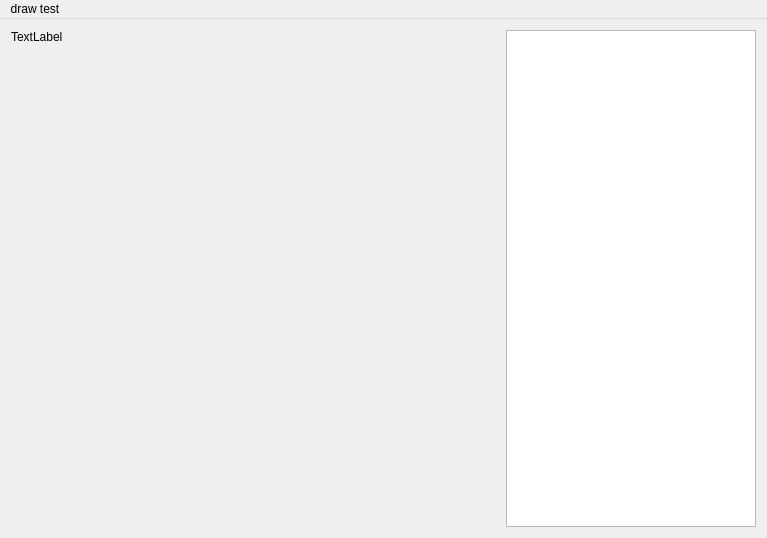
The window that heroes_server/mainwindow.ui (greenflame/heroes_game) describes before a commit, drawn with Qt 5.
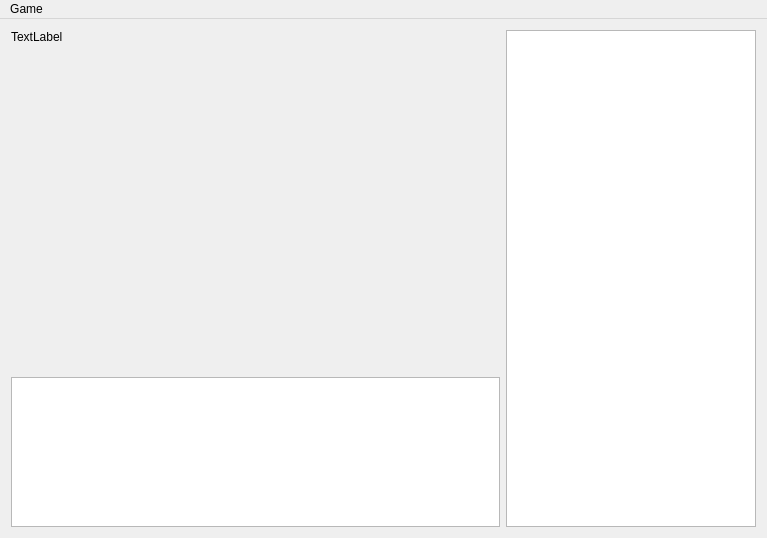
The same window after the commit.

Patch:
```diff
--- a/heroes_server/mainwindow.ui
+++ b/heroes_server/mainwindow.ui
@@ -14,7 +14,9 @@
    <string>MainWindow</string>
   </property>
   <widget class="QWidget" name="centralWidget">
-   <layout class="QHBoxLayout" name="horizontalLayout">
+   <layout class="QHBoxLayout" name="horizontalLayout" stretch="7,3">
+    <item>
+     <layout class="QVBoxLayout" name="verticalLayout" stretch="8,2">
     <item>
      <widget class="QLabel" name="label">
       <property name="text">
@@ -26,7 +28,19 @@
      </widget>
     </item>
     <item>
-     <widget class="QTextEdit" name="textEdit">
+       <widget class="QTextEdit" name="textEdit_info">
+        <property name="minimumSize">
+         <size>
+          <width>0</width>
+          <height>150</height>
+         </size>
+        </property>
+       </widget>
+      </item>
+     </layout>
+    </item>
+    <item>
+     <widget class="QTextEdit" name="textEdit_log">
       <property name="minimumSize">
        <size>
         <width>250</width>
@@ -57,7 +71,7 @@
    </property>
    <widget class="QMenu" name="menuDraw_test">
     <property name="title">
-     <string>draw test</string>
+     <string>Game</string>
     </property>
     <addaction name="actionTest"/>
    </widget>
```
Left out of the diff: 13 changed lines with no effect on the pictures. Lines whose indentation alone changed are shown as unchanged.
